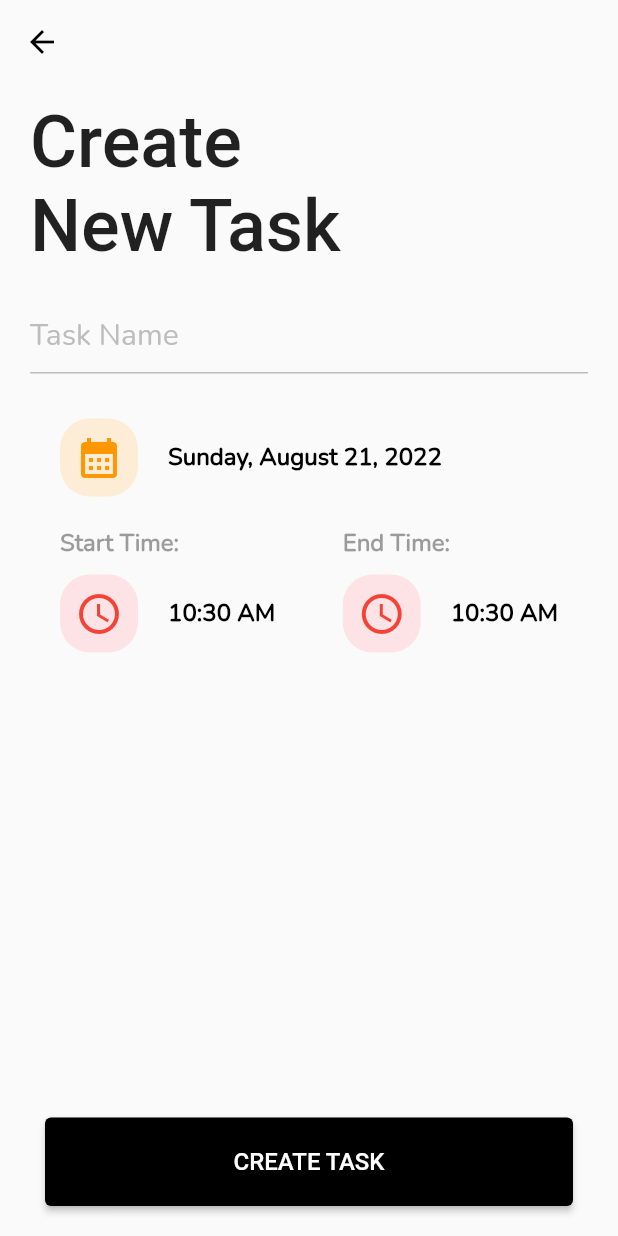
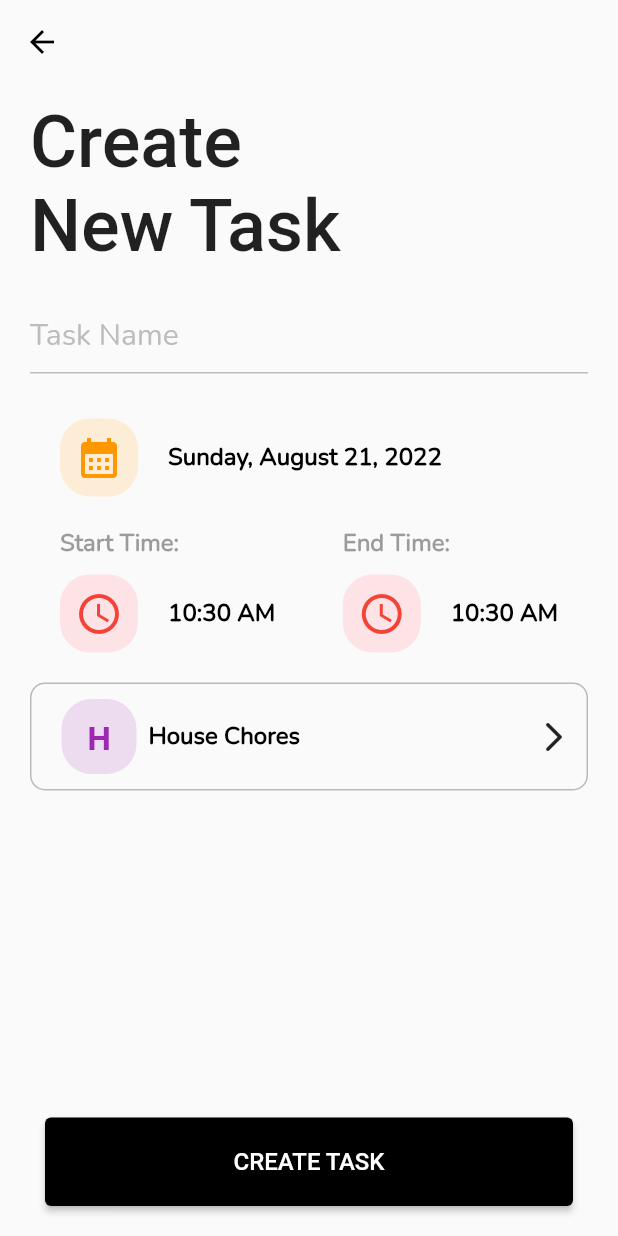
Before and after one commit to repsajanboy/flutter-planner, a Flutter app: the CreateTask screen opened by its route, on a phone screen of 412 x 824 dp. Run offline on Flutter 3.47's test engine with Material 2 defaults, Android fonts, the light colour scheme and no system bars; our stand-ins replace bloc, dio, equatable, firebase_core, firebase_database, flutter_bloc; accounts and stored records are empty; Roboto replaces fonts that are missing (Beneth).

Commit message:
Create task with category initial

```diff
--- a/lib/presentation/create_task/view/create_task.dart
+++ b/lib/presentation/create_task/view/create_task.dart
@@ -214,6 +214,59 @@ class CreateTask extends StatelessWidget {
                   ],
                 ),
               ),
+              const SizedBox(height: 20.0),
+              Container(
+                padding: const EdgeInsets.only(
+                    left: 20.0, right: 10.0, top: 10.0, bottom: 10.0),
+                decoration: BoxDecoration(
+                  border: Border.all(color: Colors.black26),
+                  borderRadius: const BorderRadius.all(
+                    Radius.circular(10.0),
+                  ),
+                ),
+                child: Row(
+                  mainAxisAlignment: MainAxisAlignment.spaceBetween,
+                  children: [
+                    Row(
+                      children: [
+                        Container(
+                          decoration: BoxDecoration(
+                            borderRadius:
+                                const BorderRadius.all(Radius.circular(20.0)),
+                            color: Colors.purple.shade100.withOpacity(0.5),
+                          ),
+                          child: SizedBox(
+                            width: 50.0,
+                            height: 50.0,
+                            child: Center(
+                              child: Text(
+                                'House Chores'.substring(0, 1),
+                                style: const TextStyle(
+                                  fontFamily: 'Open Sans',
+                                  color: Colors.purple,
+                                  fontWeight: FontWeight.bold,
+                                  fontSize: 22.0,
+                                ),
+                              ),
+                            ),
+                          ),
+                        ),
+                        const SizedBox(width: 8.0),
+                        const Text(
+                          'House Chores',
+                          style: TextStyle(
+                            color: Colors.black,
+                            fontFamily: 'Nunito',
+                            fontWeight: FontWeight.bold,
+                            fontSize: 16.0,
+                          ),
+                        ),
+                      ],
+                    ),
+                    const Icon(Icons.arrow_forward_ios_rounded)
+                  ],
+                ),
+              ),
               Expanded(
                 child: Align(
                   alignment: Alignment.bottomCenter,
```
